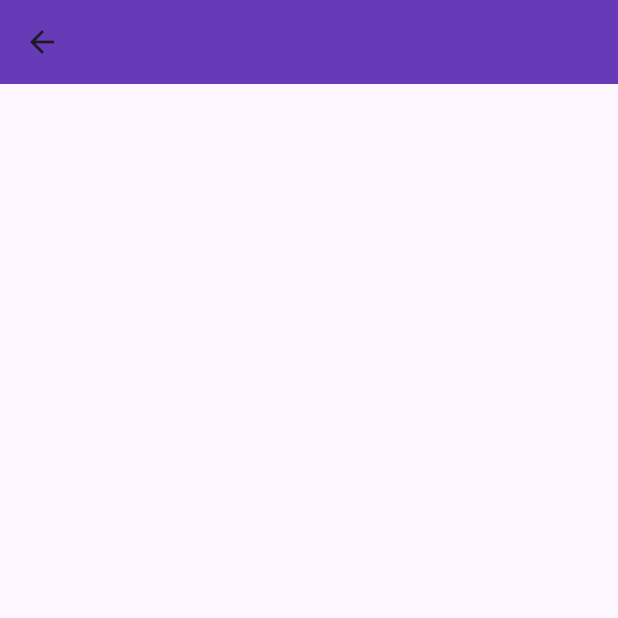
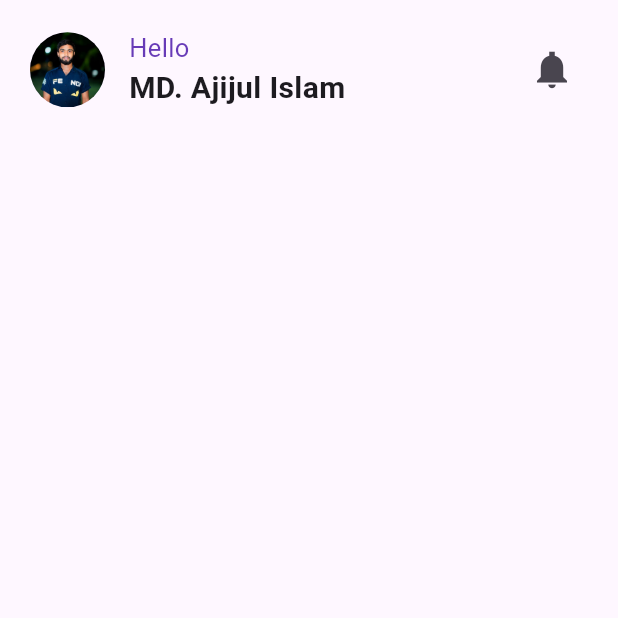
Before and after one commit to dev-ajijul-islam/flutter_todo_app, a Flutter app: the HomeScreen screen opened by its route, on a phone screen of 412 x 824 dp, the top half of it. Run offline on Flutter 3.47's test engine with Material 3 defaults, Android fonts, the phone set to English and light mode, and no system bars.

Commit message:
topbar (appbar) of home page created

```diff
--- a/lib/main.dart
+++ b/lib/main.dart
@@ -28,7 +28,8 @@ class MyApp extends StatelessWidget {
             minimumSize: Size(120, 50),
             shape: RoundedSuperellipseBorder(borderRadius: BorderRadius.circular(20))
           )
-        )
+        ),
+        primaryColor: Colors.deepPurple
       ),
       home: WelcomeScreen(),
     );
--- a/lib/screens/home_screen.dart
+++ b/lib/screens/home_screen.dart
@@ -1,4 +1,5 @@
 import 'package:flutter/material.dart';
+import 'package:practice_flutter/widgets/top_bar.dart';
 
 class HomeScreen extends StatelessWidget {
   const HomeScreen({super.key});
@@ -6,7 +7,14 @@ class HomeScreen extends StatelessWidget {
   @override
   Widget build(BuildContext context) {
     return Scaffold(
-      appBar: AppBar(backgroundColor: Colors.deepPurple,),
+      body: SafeArea(
+        child: Padding(
+          padding: EdgeInsets.all(20),
+          child: Column(children: [
+              TopBar()
+          ]),
+        ),
+      ),
     );
   }
 }
--- /dev/null
+++ b/lib/widgets/top_bar.dart
@@ -0,0 +1,43 @@
+import 'package:flutter/material.dart';
+
+class TopBar extends StatelessWidget {
+  const TopBar({super.key});
+
+  @override
+  Widget build(BuildContext context) {
+    return Row(
+      mainAxisAlignment: MainAxisAlignment.spaceBetween,
+      children: [
+        Row(
+          children: [
+            CircleAvatar(
+              radius: 25,
+              backgroundImage: AssetImage("assets/images/avatar.jpg"),
+            ),
+            SizedBox(width: 16),
+            Column(
+              crossAxisAlignment: CrossAxisAlignment.start,
+              children: [
+                Text(
+                  "Hello",
+                  style: TextStyle(
+                    color: Theme.of(context).primaryColor,
+                    fontSize: 17,
+                  ),
+                ),
+                Text(
+                  "MD. Ajijul Islam",
+                  style: TextStyle(fontSize: 20, fontWeight: FontWeight.bold),
+                ),
+              ],
+            ),
+          ],
+        ),
+        IconButton(
+          onPressed: () {},
+          icon: Icon(Icons.notifications_sharp, size: 30),
+        ),
+      ],
+    );
+  }
+}
```
Also changed, not shown: assets/images/avatar.jpg (added).
